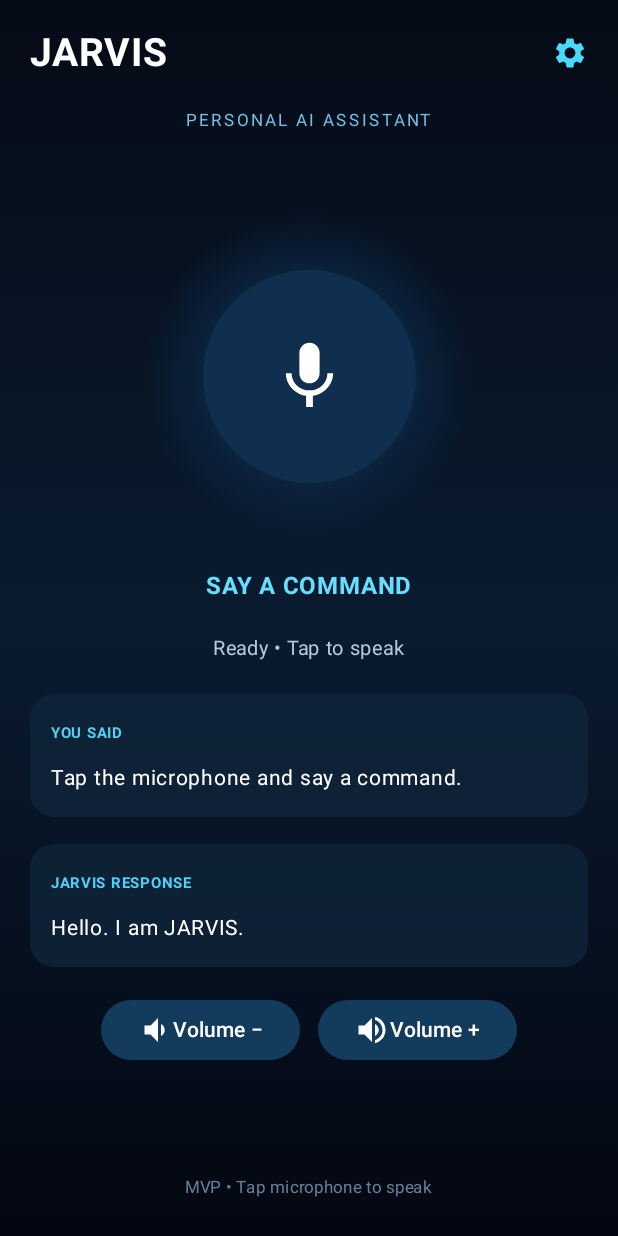
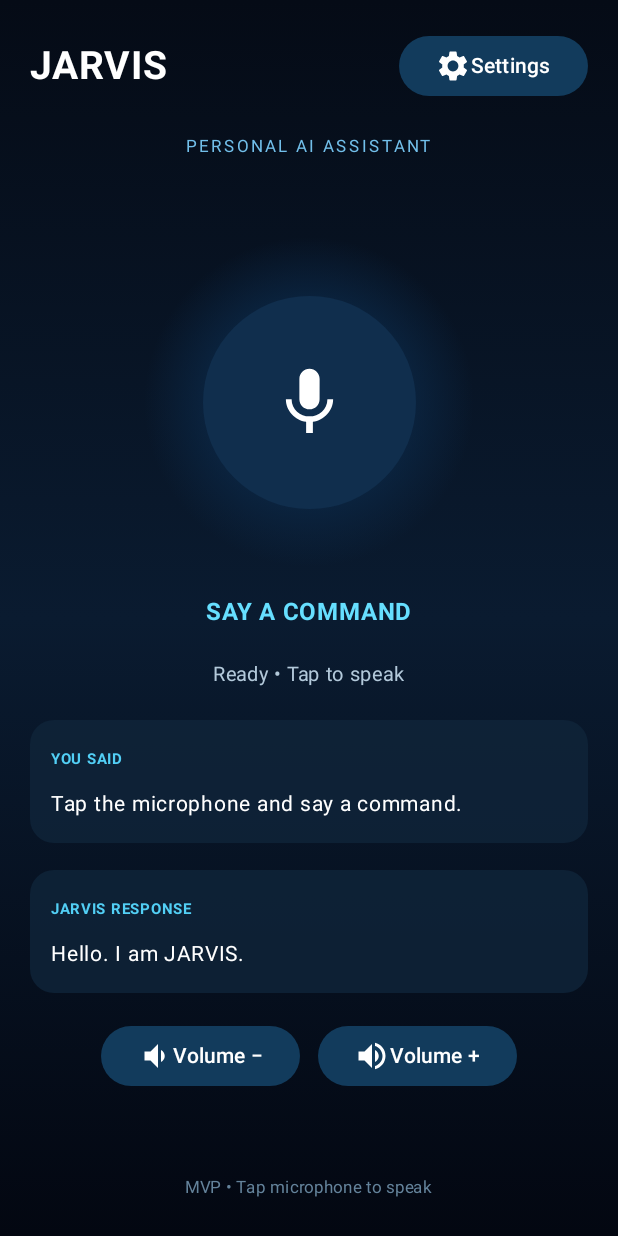
Before and after one commit to iGurpeetSingh/JARVIS-ANDROID, an Android app built with Jetpack Compose: the screen it shows after launch (MainActivity), on a phone screen of 412 x 824 dp. Run offline under Robolectric (Android 15) with nearby library versions, the phone set to English and light mode, and no system bars.

Commit message:
Connect dashboard settings button

```diff
--- a/app/src/main/java/com/jarvis/assistant/MainActivity.kt
+++ b/app/src/main/java/com/jarvis/assistant/MainActivity.kt
@@ -239,7 +239,7 @@ private fun JarvisScreen(
                     horizontalArrangement = Arrangement.SpaceBetween
                 ) {
                     Text("JARVIS", color = Color.White, fontSize = 26.sp, fontWeight = FontWeight.Bold)
-                    Icon(Icons.Default.Settings, contentDescription = "Settings", tint = Color(0xFF48D9FF))
+                    Button(onClick = { startActivity(Intent(this, SettingsActivity::class.java)) }, colors = ButtonDefaults.buttonColors(containerColor = Color(0xFF123B5C))) { Icon(Icons.Default.Settings, contentDescription = "Settings", tint = Color.White); Text("Settings") }
                 }
                 Text("PERSONAL AI ASSISTANT", color = Color(0xFF72BFEA), fontSize = 11.sp, letterSpacing = 2.sp)
                 Spacer(modifier = Modifier.size(12.dp))
```
